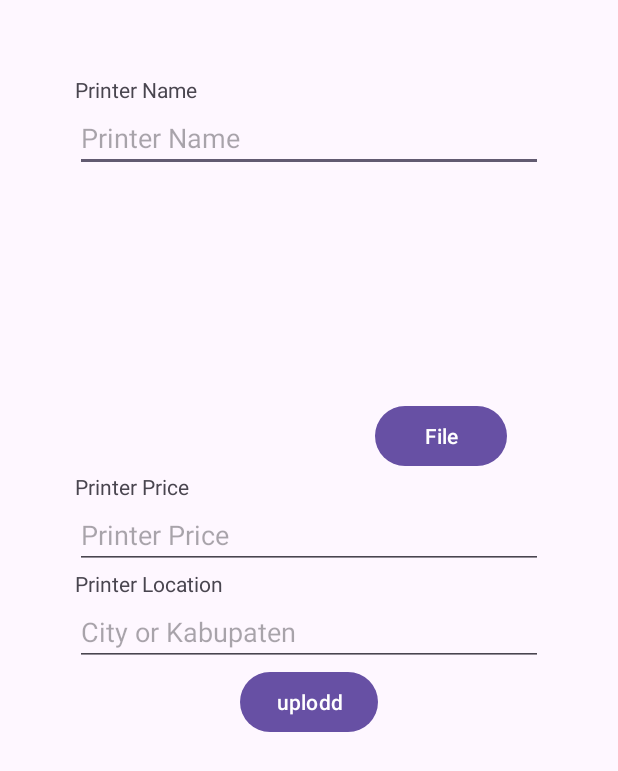
After one commit to BebekHitam/Acquire_Printer, an Android app: the ThePopulator screen opened directly, with no data from a screen before it, on a phone screen of 412 x 824 dp. The commit adds this screen. Shown: the top 771 px of the screen. Run offline under Robolectric (Android 15) with nearby library versions, the phone set to English and light mode, and no system bars; our stand-ins replace Firebase (no records; nobody signed in at launch, a user with empty details on screens opened directly); pictures from the network do not load.

Commit message:
masih dalam keadaan error untuk URI gambar

```diff
--- a/app/build.gradle.kts
+++ b/app/build.gradle.kts
@@ -57,6 +57,9 @@ dependencies {
 
     implementation("com.google.firebase:firebase-firestore")
 
+    //image handler
+    implementation("com.github.bumptech.glide:glide:4.12.0")
+    annotationProcessor("com.github.bumptech.glide:compiler:4.12.0")
 
     testImplementation("junit:junit:4.13.2")
     androidTestImplementation("androidx.test.ext:junit:1.1.5")
--- a/app/src/main/AndroidManifest.xml
+++ b/app/src/main/AndroidManifest.xml
@@ -4,6 +4,7 @@
     >
     <uses-permission android:name="android.permission.ACCESS_COARSE_LOCATION"/>
     <uses-permission android:name="android.permission.ACCESS_FINE_LOCATION" />
+    <uses-permission android:name="android.permission.READ_EXTERNAL_STORAGE" />
 
     <application
         android:allowBackup="true"
@@ -40,6 +41,7 @@
         <activity android:name="com.authenticate.FBSign"/>
         <activity android:name="com.authenticate.FBLogIn"/>
         <activity android:name="com.authenticate.ProfileViewUser"/>
+        <activity android:name="com.FBPopulateData.ThePopulator"/>
 
 
 
--- /dev/null
+++ b/app/src/main/java/com/FBPopulateData/ThePopulator.java
@@ -0,0 +1,133 @@
+package com.FBPopulateData;
+
+import android.content.Intent;
+import android.net.Uri;
+import android.os.Bundle;
+import android.view.View;
+import android.widget.Button;
+import android.widget.EditText;
+import android.widget.ImageView;
+import android.widget.Toast;
+
+import com.bumptech.glide.Glide;
+
+import androidx.annotation.NonNull;
+import androidx.annotation.Nullable;
+import androidx.appcompat.app.AppCompatActivity;
+
+import com.bumptech.glide.load.engine.DiskCacheStrategy;
+import com.example.acquireprinter.R;
+import com.google.android.gms.tasks.OnFailureListener;
+import com.google.android.gms.tasks.OnSuccessListener;
+import com.google.firebase.firestore.DocumentReference;
+import com.google.firebase.firestore.FirebaseFirestore;
+
+public class ThePopulator extends AppCompatActivity {
+    View view;
+    private EditText printerName, printerPrice, printerLocation;
+    ImageView printerView;
+    private Button chooseImage, submit;
+    private static final int PICK_IMAGE_REQUEST = 1;
+
+    @Override
+    protected void onCreate(@Nullable Bundle savedInstanceState) {
+        super.onCreate(savedInstanceState);
+        setContentView(R.layout.populator_layout);
+
+
+        printerName = findViewById(R.id.nameoftheprinter);
+        chooseImage = findViewById(R.id.go_to_file);
+        printerView = findViewById(R.id.the_sample);
+        printerPrice = findViewById(R.id.the_harga);
+        printerLocation = findViewById(R.id.printer_lokasi);
+        submit = findViewById(R.id.launch);
+
+
+        chooseImage.setOnClickListener(new View.OnClickListener() {
+            @Override
+            public void onClick(View view) {
+                pickImage();
+            }
+        });
+
+
+
+
+
+
+    }
+    private void pickImage() {
+        Intent intent = new Intent(Intent.ACTION_OPEN_DOCUMENT);
+        intent.addCategory(Intent.CATEGORY_OPENABLE);
+        intent.setType("image/*");
+        startActivityForResult(intent, PICK_IMAGE_REQUEST);
+    }
+
+    //handle user image selection
+    @Override
+    protected void onActivityResult(int requestCode, int resultCode, @Nullable Intent data) {
+        super.onActivityResult(requestCode, resultCode, data);
+
+        if (requestCode == PICK_IMAGE_REQUEST && resultCode == RESULT_OK) {
+            if (data != null) {
+                FirebaseFirestore db = FirebaseFirestore.getInstance();
+                Uri imageUri = data.getData();
+                String namanya = printerName.getText().toString();
+                String harga = printerPrice.getText().toString();
+                String lokasi = printerLocation.getText().toString();
+
+                Glide.with(this)
+                        .load(imageUri)
+                        .diskCacheStrategy(DiskCacheStrategy.ALL) // Optional: Cache the image
+                        .into(printerView);
+
+                FBDataModelPrinter printer = new FBDataModelPrinter();
+                printer.setName(namanya);
+                printer.setImage(imageUri.toString());
+                printer.setPrice(Double.parseDouble(harga));
+                printer.setCity(lokasi);
+
+                //masukkan dulu dalam set on click listener
+                submit.setOnClickListener(new View.OnClickListener() {
+                    @Override
+                    public void onClick(View view) {
+                        if (namanya.isEmpty()){
+                            Toast.makeText(ThePopulator.this, "Please Fill the name", Toast.LENGTH_SHORT).show();
+                        }
+                        if (imageUri == null){
+                            Toast.makeText(ThePopulator.this, "please choose image", Toast.LENGTH_SHORT).show();
+                        }
+                        if (harga.isEmpty()){
+                            Toast.makeText(ThePopulator.this, "For how much?", Toast.LENGTH_SHORT).show();
+                        }
+                        if (lokasi.isEmpty()){
+                            Toast.makeText(ThePopulator.this, "Where are you?", Toast.LENGTH_SHORT).show();
+                        }
+                        db.collection("printers")
+                                .add(printer)
+                                .addOnSuccessListener(new OnSuccessListener<DocumentReference>() {
+                                    @Override
+                                    public void onSuccess(DocumentReference documentReference) {
+                                        // Successfully added data to Firestore
+                                        Toast.makeText(ThePopulator.this, "Upload oke", Toast.LENGTH_SHORT).show();
+                                    }
+                                })
+                                .addOnFailureListener(new OnFailureListener() {
+                                    @Override
+                                    public void onFailure(@NonNull Exception e) {
+                                        // Handle the error
+                                        Toast.makeText(ThePopulator.this, "Failed Upload", Toast.LENGTH_SHORT).show();
+                                    }
+                                });
+                    }
+                });
+
+
+
+
+                // Do something with the selected image URI (e.g., display it or upload it to Firebase Storage).
+            }
+        }
+    }
+
+}
--- a/app/src/main/java/com/stall/FavouriteFragment.java
+++ b/app/src/main/java/com/stall/FavouriteFragment.java
@@ -12,6 +12,7 @@ import android.view.View;
 import android.view.ViewGroup;
 import android.widget.Button;
 
+import com.FBPopulateData.ThePopulator;
 import com.example.acquireprinter.R;
 
 
@@ -35,7 +36,7 @@ public class FavouriteFragment extends Fragment {
         next.setOnClickListener(new View.OnClickListener() {
             @Override
             public void onClick(View view) {
-                Intent intent = new Intent(getContext(), TesFirebes.class );
+                Intent intent = new Intent(getContext(), ThePopulator.class );
                 startActivity(intent);
             }
         });
--- /dev/null
+++ b/app/src/main/res/layout/populator_layout.xml
@@ -0,0 +1,74 @@
+<?xml version="1.0" encoding="utf-8"?>
+<androidx.constraintlayout.widget.ConstraintLayout xmlns:android="http://schemas.android.com/apk/res/android"
+    xmlns:app="http://schemas.android.com/apk/res-auto"
+    android:layout_width="match_parent"
+    android:layout_height="match_parent">
+
+    <LinearLayout
+        android:layout_width="match_parent"
+        android:layout_height="match_parent"
+        app:layout_constraintBottom_toBottomOf="parent"
+        app:layout_constraintEnd_toEndOf="parent"
+        app:layout_constraintStart_toStartOf="parent"
+        app:layout_constraintTop_toTopOf="parent"
+        android:orientation="vertical"
+        android:padding="50dp">
+        <TextView
+            android:layout_width="wrap_content"
+            android:layout_height="wrap_content"
+            android:gravity="center"
+            android:text="@string/printer_name"/>
+        <EditText
+            android:id="@+id/nameoftheprinter"
+            android:layout_width="match_parent"
+            android:layout_height="wrap_content"
+            android:hint="@string/printer_name"/>
+        <LinearLayout
+            android:layout_width="match_parent"
+            android:layout_height="wrap_content"
+            android:orientation="horizontal"
+            android:gravity="bottom">
+            <ImageView
+                android:id="@+id/the_sample"
+                android:layout_width="200dp"
+                android:layout_height="200dp"
+
+                />
+            <Button
+                android:id="@+id/go_to_file"
+                android:layout_width="wrap_content"
+                android:layout_height="wrap_content"
+                android:text="File"/>
+        </LinearLayout>
+        <TextView
+            android:layout_width="wrap_content"
+            android:layout_height="wrap_content"
+            android:gravity="center"
+            android:text="@string/printer_price"/>
+        <EditText
+            android:id="@+id/the_harga"
+            android:layout_width="match_parent"
+            android:layout_height="wrap_content"
+            android:inputType="number"
+            android:hint="@string/printer_price"/>
+        <TextView
+            android:layout_width="wrap_content"
+            android:layout_height="wrap_content"
+            android:gravity="center"
+            android:text="@string/printer_location"/>
+        <EditText
+            android:id="@+id/printer_lokasi"
+            android:layout_width="match_parent"
+            android:layout_height="wrap_content"
+            android:hint="@string/printer_locations"
+            />
+        <Button
+            android:id="@+id/launch"
+            android:layout_width="wrap_content"
+            android:layout_height="wrap_content"
+            android:layout_gravity="center"
+            android:text="uplodd"/>
+
+    </LinearLayout>
+
+</androidx.constraintlayout.widget.ConstraintLayout>
--- a/app/src/main/res/values/strings.xml
+++ b/app/src/main/res/values/strings.xml
@@ -36,6 +36,10 @@
     <string name="pick_a_date">Pick a Date</string>
     <string name="end_rent">End of Rent</string>
     <string name="price_total">Price Total</string>
+    <string name="printer_name">Printer Name</string>
+    <string name="printer_price">Printer Price</string>
+    <string name="printer_location">Printer Location</string>
+    <string name="printer_locations">City or Kabupaten</string>
     <string-array name="Gender">
         <item>Male</item>
         <item>Female</item>
```
Also changed, not shown: app/src/main/java/com/FBPopulateData/ApplicationData.java (added, +14 -0 lines), app/src/main/java/com/FBPopulateData/FBDataModelPrinter.java (added, +52 -0 lines).
